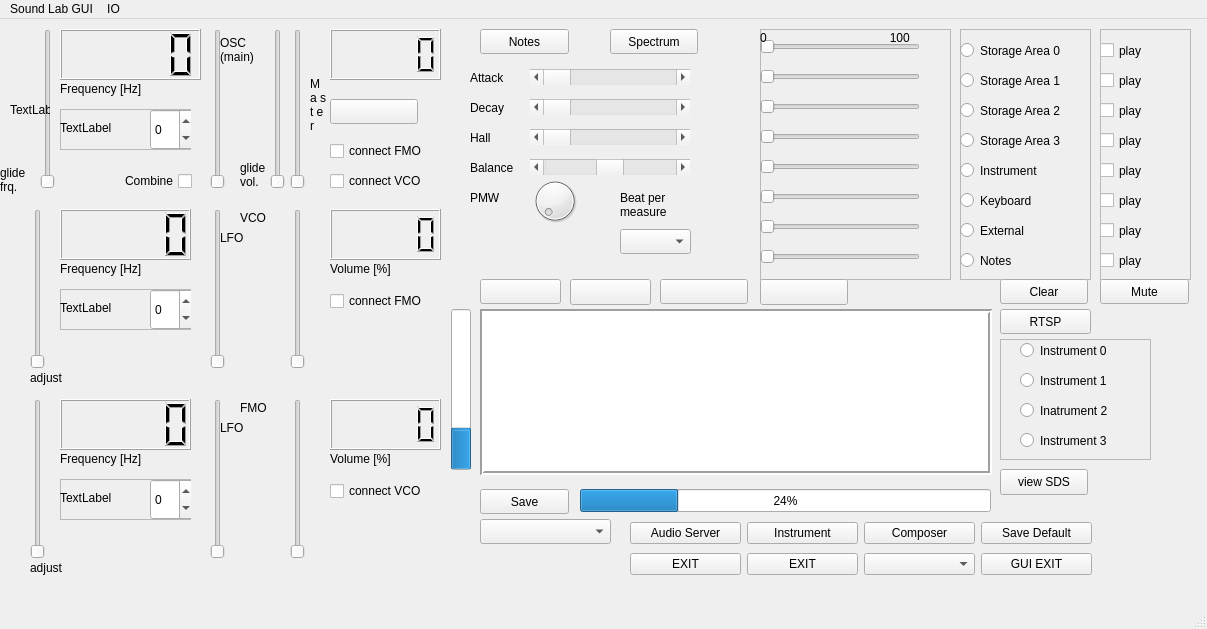
Qt form OceanGUI/mainwindow.ui (uglasmeyer/ocean) before a commit.
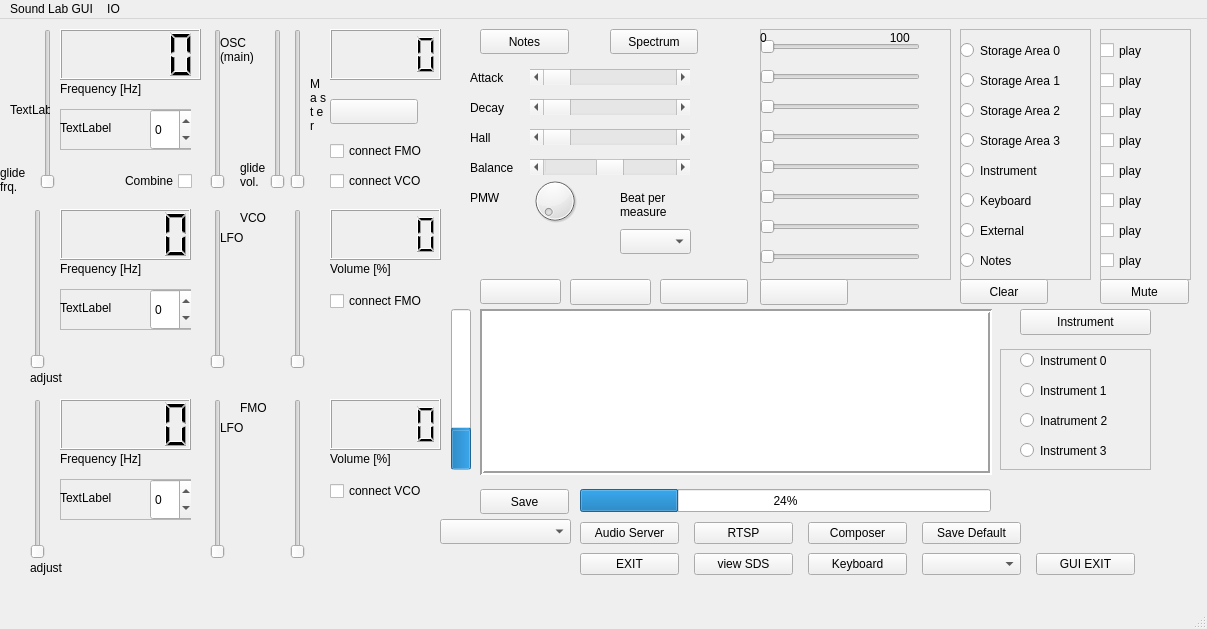
The same form after that commit.

```diff
--- a/OceanGUI/mainwindow.ui
+++ b/OceanGUI/mainwindow.ui
@@ -1192,7 +1192,7 @@
     <property name="geometry">
      <rect>
       <x>1000</x>
-      <y>320</y>
+      <y>330</y>
       <width>151</width>
       <height>121</height>
      </rect>
@@ -1567,7 +1567,7 @@
    <widget class="QPushButton" name="pb_clear">
     <property name="geometry">
      <rect>
-      <x>1000</x>
+      <x>960</x>
       <y>260</y>
       <width>88</width>
       <height>25</height>
@@ -1628,7 +1628,7 @@
    <widget class="QComboBox" name="cb_external">
     <property name="geometry">
      <rect>
-      <x>480</x>
+      <x>440</x>
       <y>500</y>
       <width>131</width>
       <height>25</height>
@@ -1641,17 +1641,34 @@
    <widget class="QWidget" name="layoutWidget">
     <property name="geometry">
      <rect>
-      <x>630</x>
+      <x>580</x>
       <y>500</y>
-      <width>462</width>
+      <width>555</width>
       <height>60</height>
      </rect>
     </property>
     <layout class="QGridLayout" name="gridLayout">
-     <item row="0" column="3">
-      <widget class="QPushButton" name="pBComposer">
+     <property name="horizontalSpacing">
+      <number>15</number>
+     </property>
+     <item row="1" column="1">
+      <widget class="QPushButton" name="pb_SDSview">
        <property name="text">
-        <string>Composer</string>
+        <string>view SDS</string>
+       </property>
+      </widget>
+     </item>
+     <item row="1" column="2">
+      <widget class="QPushButton" name="pb_Keyboard">
+       <property name="text">
+        <string>Keyboard</string>
+       </property>
+      </widget>
+     </item>
+     <item row="1" column="0">
+      <widget class="QPushButton" name="pBAudioServerExit">
+       <property name="text">
+        <string>EXIT</string>
        </property>
       </widget>
      </item>
@@ -1662,6 +1679,16 @@
        </property>
       </widget>
      </item>
+     <item row="0" column="1">
+      <widget class="QPushButton" name="pB_Rtsp">
+       <property name="text">
+        <string>RTSP</string>
+       </property>
+      </widget>
+     </item>
+     <item row="1" column="3">
+      <widget class="QComboBox" name="cB_Capture"/>
+     </item>
      <item row="1" column="4">
       <widget class="QPushButton" name="pBGuiExit">
        <property name="text">
@@ -1669,37 +1696,20 @@
        </property>
       </widget>
      </item>
-     <item row="0" column="4">
+     <item row="0" column="2">
+      <widget class="QPushButton" name="pBComposer">
+       <property name="text">
+        <string>Composer</string>
+       </property>
+      </widget>
+     </item>
+     <item row="0" column="3">
       <widget class="QPushButton" name="pB_Save">
        <property name="text">
         <string>Save Default</string>
        </property>
       </widget>
      </item>
-     <item row="1" column="0">
-      <widget class="QPushButton" name="pBAudioServerExit">
-       <property name="text">
-        <string>EXIT</string>
-       </property>
-      </widget>
-     </item>
-     <item row="1" column="1">
-      <widget class="QPushButton" name="pBSynthesizerExit">
-       <property name="text">
-        <string>EXIT</string>
-       </property>
-      </widget>
-     </item>
-     <item row="0" column="1">
-      <widget class="QPushButton" name="pBSynthesizer">
-       <property name="text">
-        <string>Instrument</string>
-       </property>
-      </widget>
-     </item>
-     <item row="1" column="3">
-      <widget class="QComboBox" name="cB_Capture"/>
-     </item>
     </layout>
    </widget>
    <widget class="QComboBox" name="cb_bps">
@@ -1731,19 +1741,6 @@
      <enum>Qt::Vertical</enum>
     </property>
    </widget>
-   <widget class="QPushButton" name="pB_Rtsp">
-    <property name="geometry">
-     <rect>
-      <x>1000</x>
-      <y>290</y>
-      <width>91</width>
-      <height>25</height>
-     </rect>
-    </property>
-    <property name="text">
-     <string>RTSP</string>
-    </property>
-   </widget>
    <widget class="QPushButton" name="pB_oscgroup">
     <property name="geometry">
      <rect>
@@ -1796,19 +1793,6 @@
      <string>LFO</string>
     </property>
    </widget>
-   <widget class="QPushButton" name="pb_SDSview">
-    <property name="geometry">
-     <rect>
-      <x>1000</x>
-      <y>450</y>
-      <width>88</width>
-      <height>26</height>
-     </rect>
-    </property>
-    <property name="text">
-     <string>view SDS</string>
-    </property>
-   </widget>
    <widget class="QSlider" name="SliderVCOadjust">
     <property name="geometry">
      <rect>
@@ -2091,6 +2075,19 @@
      <string>TextLabel</string>
     </property>
    </widget>
+   <widget class="QPushButton" name="pBSynthesizer">
+    <property name="geometry">
+     <rect>
+      <x>1020</x>
+      <y>290</y>
+      <width>131</width>
+      <height>26</height>
+     </rect>
+    </property>
+    <property name="text">
+     <string>Instrument</string>
+    </property>
+   </widget>
   </widget>
   <widget class="QMenuBar" name="menubar">
    <property name="geometry">
```
